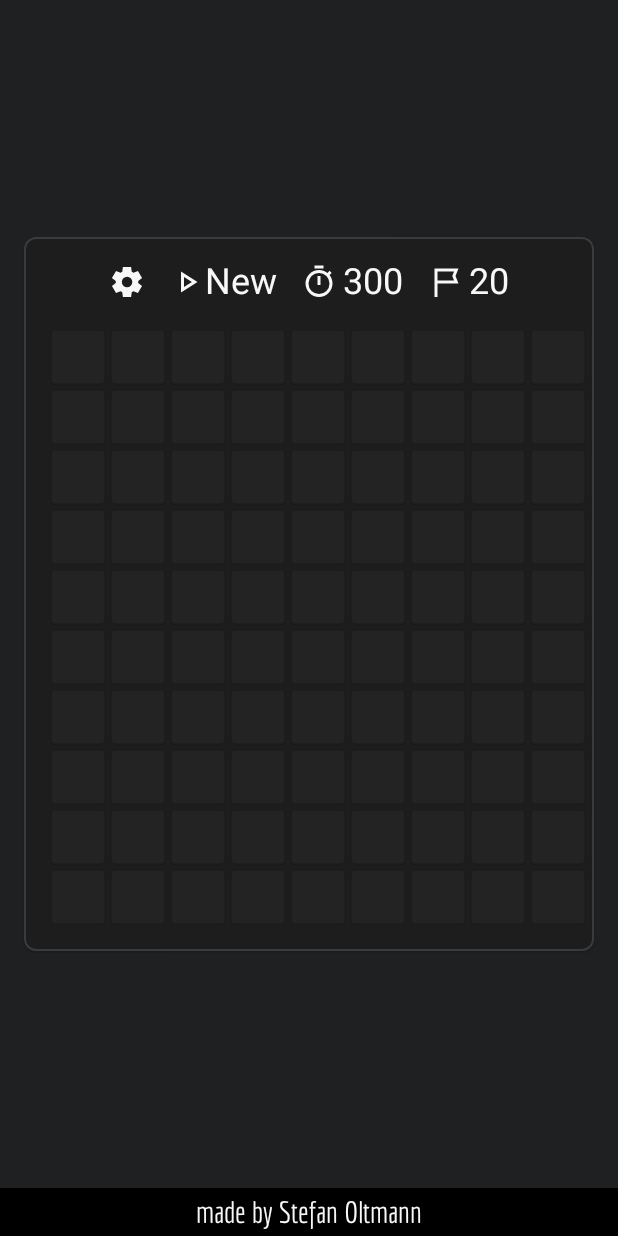
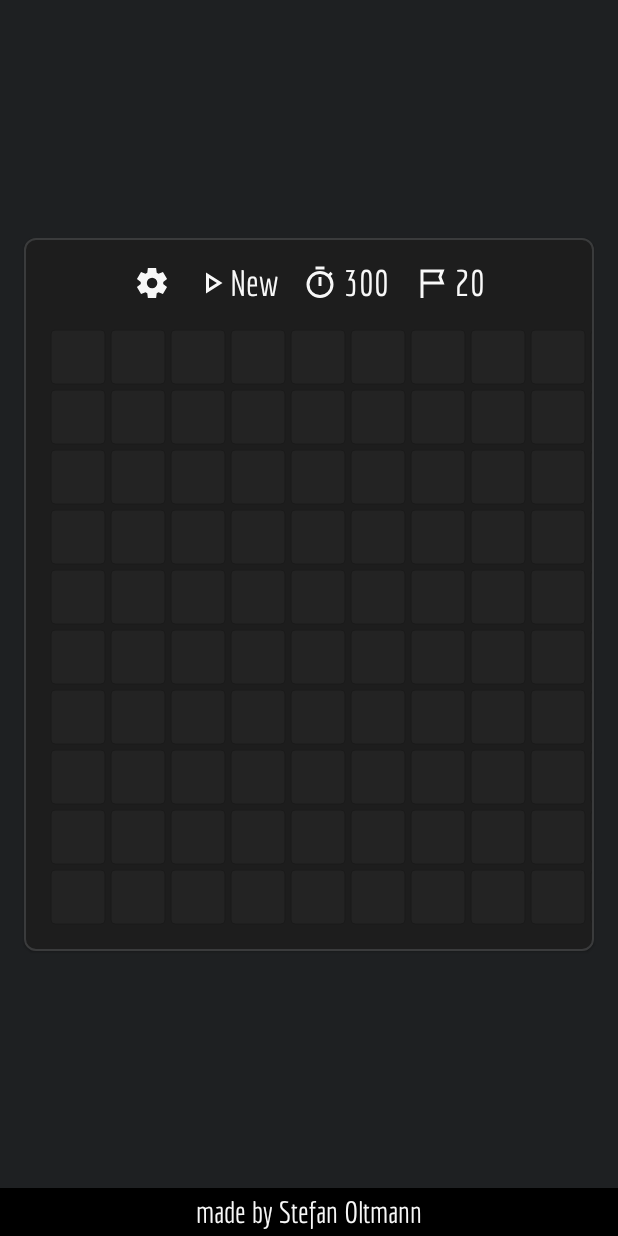
Before and after one commit to StefanOltmann/mine-sweeper, an Android app built with Jetpack Compose: the screen it shows after launch (MainActivity), after a tap on "New", on a phone screen of 412 x 824 dp. Run offline under Robolectric (Android 15) with nearby library versions, the phone set to English and light mode, and no system bars; our stand-ins replace Compose Multiplatform resources.

Commit message:
Apply font

```diff
--- a/app/src/commonMain/kotlin/de/stefan_oltmann/mines/App.kt
+++ b/app/src/commonMain/kotlin/de/stefan_oltmann/mines/App.kt
@@ -56,6 +56,7 @@ import de.stefan_oltmann.mines.ui.icons.IconSettings
 import de.stefan_oltmann.mines.ui.icons.IconTimer
 import de.stefan_oltmann.mines.ui.theme.DefaultSpacer
 import de.stefan_oltmann.mines.ui.theme.DoubleSpacer
+import de.stefan_oltmann.mines.ui.theme.EconomicaFontFamily
 import de.stefan_oltmann.mines.ui.theme.FillSpacer
 import de.stefan_oltmann.mines.ui.theme.HalfSpacer
 import de.stefan_oltmann.mines.ui.theme.colorBackground
@@ -63,11 +64,14 @@ import de.stefan_oltmann.mines.ui.theme.colorCardBackground
 import de.stefan_oltmann.mines.ui.theme.colorCardBorder
 import de.stefan_oltmann.mines.ui.theme.doublePadding
 import de.stefan_oltmann.mines.ui.theme.lightGray
+import mine_sweeper.app.generated.resources.Res
 
 const val APP_TITLE = "Mines"
 
 @Composable
 fun App() {
+
+    val fontFamily = EconomicaFontFamily()
 
     val gameState = remember { GameState() }
 
@@ -145,6 +149,7 @@ fun App() {
 
                             Text(
                                 text = "New",
+                                fontFamily = fontFamily,
                                 color = lightGray,
                                 fontSize = 24.sp
                             )
@@ -162,6 +167,7 @@ fun App() {
 
                         Text(
                             text = "300",
+                            fontFamily = fontFamily,
                             color = lightGray,
                             fontSize = 24.sp
                         )
@@ -178,6 +184,7 @@ fun App() {
 
                         Text(
                             text = gameState.minefield.getRemainingFlagsCount().toString(),
+                            fontFamily = fontFamily,
                             color = lightGray,
                             fontSize = 24.sp
                         )
@@ -190,12 +197,13 @@ fun App() {
                         cellSize,
                         cellSizeWithDensity,
                         redrawState,
-                        textMeasurer
+                        textMeasurer,
+                        fontFamily
                     )
                 }
             }
         }
 
-        AppFooter()
+        AppFooter(fontFamily)
     }
 }
--- a/app/src/commonMain/kotlin/de/stefan_oltmann/mines/ui/AppFooter.kt
+++ b/app/src/commonMain/kotlin/de/stefan_oltmann/mines/ui/AppFooter.kt
@@ -28,13 +28,16 @@ import androidx.compose.ui.Alignment
 import androidx.compose.ui.Modifier
 import androidx.compose.ui.graphics.Color
 import androidx.compose.ui.platform.LocalUriHandler
+import androidx.compose.ui.text.font.FontFamily
 import androidx.compose.ui.unit.dp
 import androidx.compose.ui.unit.sp
 import de.stefan_oltmann.mines.ui.theme.EconomicaFontFamily
 import de.stefan_oltmann.mines.ui.theme.lightGray
 
 @Composable
-fun AppFooter() {
+fun AppFooter(
+    fontFamily: FontFamily
+) {
 
     val uriHandler = LocalUriHandler.current
 
@@ -56,7 +59,7 @@ fun AppFooter() {
         Text(
             text = "made by Stefan Oltmann",
             color = lightGray,
-            fontFamily = EconomicaFontFamily(),
+            fontFamily = fontFamily,
             fontSize = 20.sp
         )
     }
--- a/app/src/commonMain/kotlin/de/stefan_oltmann/mines/ui/MinefieldCanvas.kt
+++ b/app/src/commonMain/kotlin/de/stefan_oltmann/mines/ui/MinefieldCanvas.kt
@@ -78,15 +78,14 @@ fun MinefieldCanvas(
     cellSize: Float,
     cellSizeWithDensity: Size,
     redrawState: MutableState<Int>,
-    textMeasurer: TextMeasurer
+    textMeasurer: TextMeasurer,
+    fontFamily: FontFamily
 ) {
 
     val innerCellSizeWithDensity = cellSizeWithDensity.copy(
         width = cellSizeWithDensity.width - CELL_PADDING * 2,
         height = cellSizeWithDensity.height - CELL_PADDING * 2
     )
-
-    val fontFamily = EconomicaFontFamily()
 
     Canvas(
         modifier = Modifier
```
